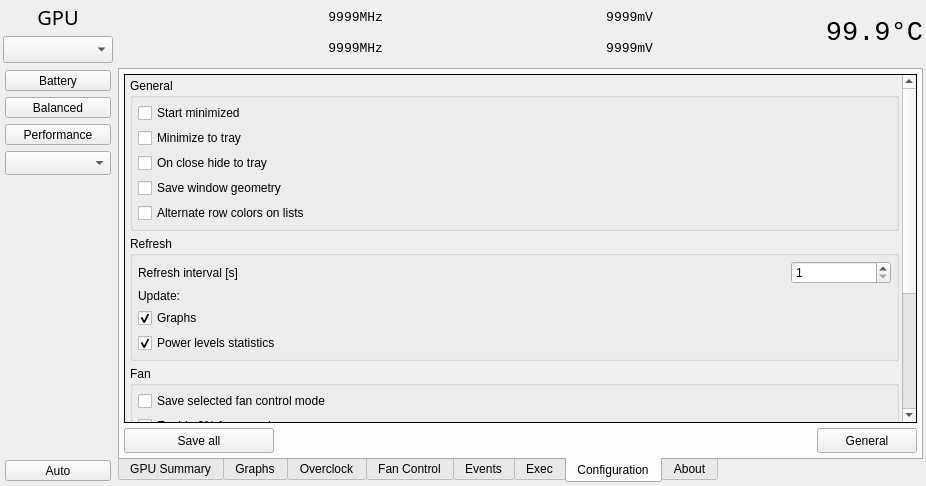
Old version of the form radeon-profile/radeon_profile.ui in the repository marazmista/radeon-profile.
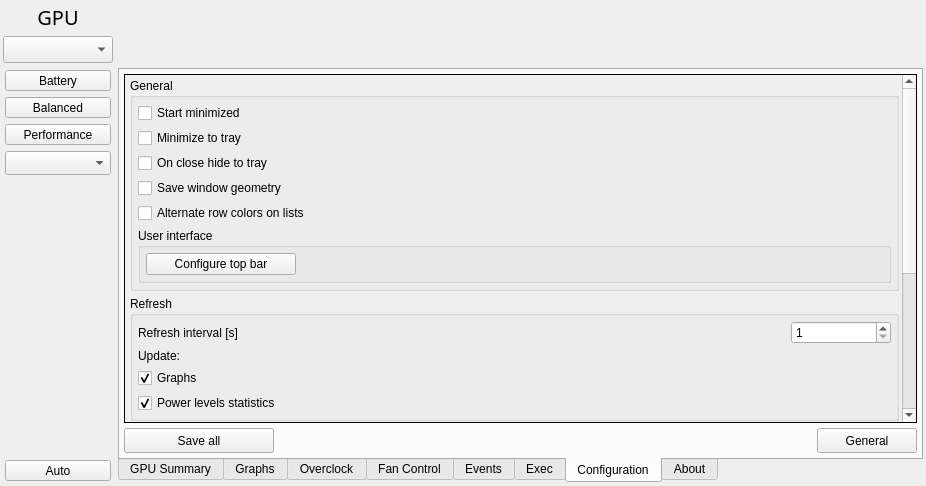
New version of the form. The open tabs and pages were chosen to show the change. Icons and pictures are not drawn.

Diff of the .ui file:
```diff
--- a/radeon-profile/radeon_profile.ui
+++ b/radeon-profile/radeon_profile.ui
@@ -109,140 +109,6 @@
          <property name="verticalSpacing">
           <number>2</number>
          </property>
-         <item row="1" column="1">
-          <widget class="QLabel" name="l_mVolt">
-           <property name="sizePolicy">
-            <sizepolicy hsizetype="Preferred" vsizetype="Preferred">
-             <horstretch>0</horstretch>
-             <verstretch>0</verstretch>
-            </sizepolicy>
-           </property>
-           <property name="font">
-            <font>
-             <family>Monospace</family>
-             <pointsize>10</pointsize>
-            </font>
-           </property>
-           <property name="toolTip">
-            <string>I/O voltage</string>
-           </property>
-           <property name="text">
-            <string>9999mV</string>
-           </property>
-           <property name="alignment">
-            <set>Qt::AlignRight|Qt::AlignTrailing|Qt::AlignVCenter</set>
-           </property>
-          </widget>
-         </item>
-         <item row="1" column="0">
-          <widget class="QLabel" name="l_mClk">
-           <property name="minimumSize">
-            <size>
-             <width>56</width>
-             <height>25</height>
-            </size>
-           </property>
-           <property name="font">
-            <font>
-             <family>Monospace</family>
-             <pointsize>10</pointsize>
-            </font>
-           </property>
-           <property name="toolTip">
-            <string>Memory clock</string>
-           </property>
-           <property name="text">
-            <string>9999MHz</string>
-           </property>
-           <property name="alignment">
-            <set>Qt::AlignRight|Qt::AlignTrailing|Qt::AlignVCenter</set>
-           </property>
-          </widget>
-         </item>
-         <item row="0" column="1">
-          <widget class="QLabel" name="l_cVolt">
-           <property name="sizePolicy">
-            <sizepolicy hsizetype="Preferred" vsizetype="Preferred">
-             <horstretch>0</horstretch>
-             <verstretch>0</verstretch>
-            </sizepolicy>
-           </property>
-           <property name="font">
-            <font>
-             <family>Monospace</family>
-             <pointsize>10</pointsize>
-            </font>
-           </property>
-           <property name="toolTip">
-            <string>GPU voltage</string>
-           </property>
-           <property name="lineWidth">
-            <number>1</number>
-           </property>
-           <property name="text">
-            <string>9999mV</string>
-           </property>
-           <property name="alignment">
-            <set>Qt::AlignRight|Qt::AlignTrailing|Qt::AlignVCenter</set>
-           </property>
-          </widget>
-         </item>
-         <item row="0" column="0">
-          <widget class="QLabel" name="l_cClk">
-           <property name="minimumSize">
-            <size>
-             <width>56</width>
-             <height>25</height>
-            </size>
-           </property>
-           <property name="font">
-            <font>
-             <family>Monospace</family>
-             <pointsize>10</pointsize>
-            </font>
-           </property>
-           <property name="toolTip">
-            <string>GPU clock</string>
-           </property>
-           <property name="text">
-            <string>9999MHz</string>
-           </property>
-           <property name="alignment">
-            <set>Qt::AlignRight|Qt::AlignTrailing|Qt::AlignVCenter</set>
-           </property>
-          </widget>
-         </item>
-         <item row="0" column="2" rowspan="2">
-          <widget class="QLabel" name="l_temp">
-           <property name="sizePolicy">
-            <sizepolicy hsizetype="Minimum" vsizetype="Preferred">
-             <horstretch>0</horstretch>
-             <verstretch>0</verstretch>
-            </sizepolicy>
-           </property>
-           <property name="minimumSize">
-            <size>
-             <width>96</width>
-             <height>50</height>
-            </size>
-           </property>
-           <property name="font">
-            <font>
-             <family>Monospace</family>
-             <pointsize>20</pointsize>
-            </font>
-           </property>
-           <property name="toolTip">
-            <string>GPU temperature</string>
-           </property>
-           <property name="text">
-            <string>99.9°C</string>
-           </property>
-           <property name="alignment">
-            <set>Qt::AlignRight|Qt::AlignTrailing|Qt::AlignVCenter</set>
-           </property>
-          </widget>
-         </item>
         </layout>
        </item>
       </layout>
@@ -3414,7 +3280,7 @@
              <x>0</x>
              <y>0</y>
              <width>777</width>
-             <height>514</height>
+             <height>572</height>
             </rect>
            </property>
            <layout class="QVBoxLayout" name="verticalLayout_27">
@@ -3501,6 +3367,49 @@
                  </property>
                 </widget>
                </item>
+               <item>
+                <widget class="QGroupBox" name="groupBox_2">
+                 <property name="title">
+                  <string>User interface</string>
+                 </property>
+                 <layout class="QVBoxLayout" name="verticalLayout_17">
+                  <property name="spacing">
+                   <number>5</number>
+                  </property>
+                  <property name="leftMargin">
+                   <number>5</number>
+                  </property>
+                  <property name="topMargin">
+                   <number>5</number>
+                  </property>
+                  <property name="rightMargin">
+                   <number>5</number>
+                  </property>
+                  <property name="bottomMargin">
+                   <number>5</number>
+                  </property>
+                  <item>
+                   <widget class="QPushButton" name="btn_configureTopbar">
+                    <property name="minimumSize">
+                     <size>
+                      <width>0</width>
+                      <height>0</height>
+                     </size>
+                    </property>
+                    <property name="maximumSize">
+                     <size>
+                      <width>150</width>
+                      <height>16777215</height>
+                     </size>
+                    </property>
+                    <property name="text">
+                     <string>Configure top bar</string>
+                    </property>
+                   </widget>
+                  </item>
+                 </layout>
+                </widget>
+               </item>
               </layout>
              </widget>
             </item>
```
